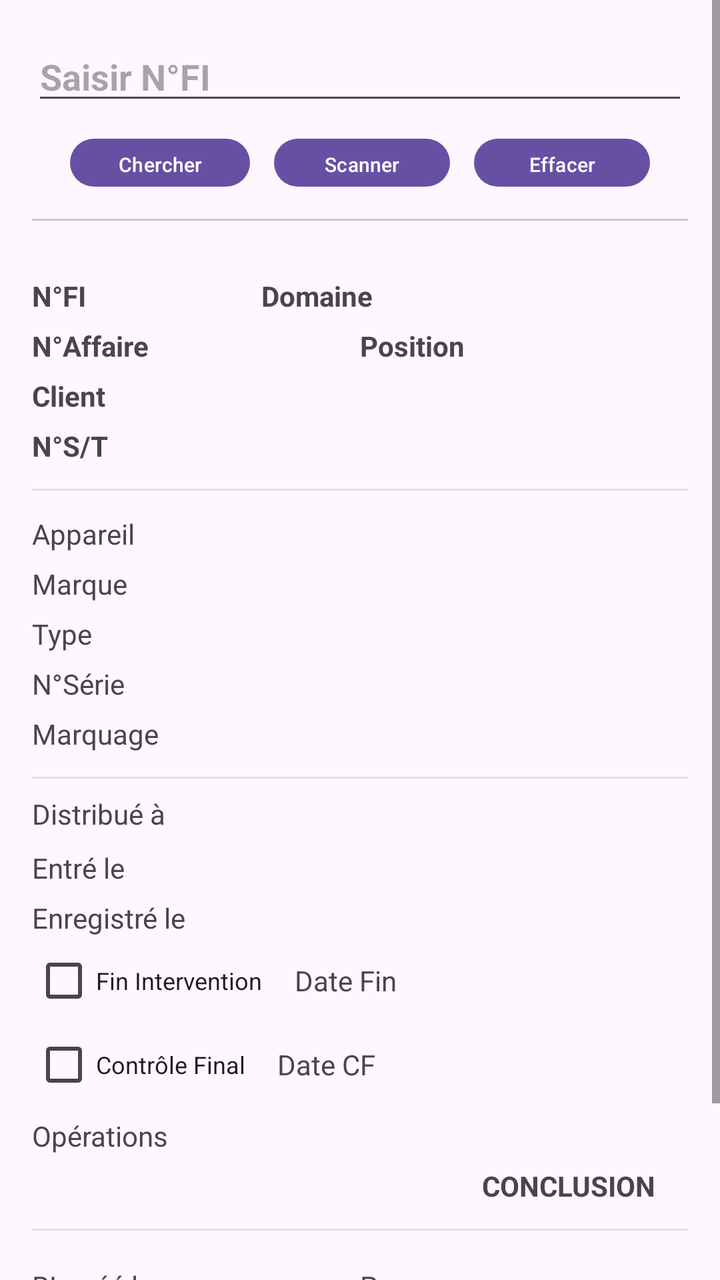
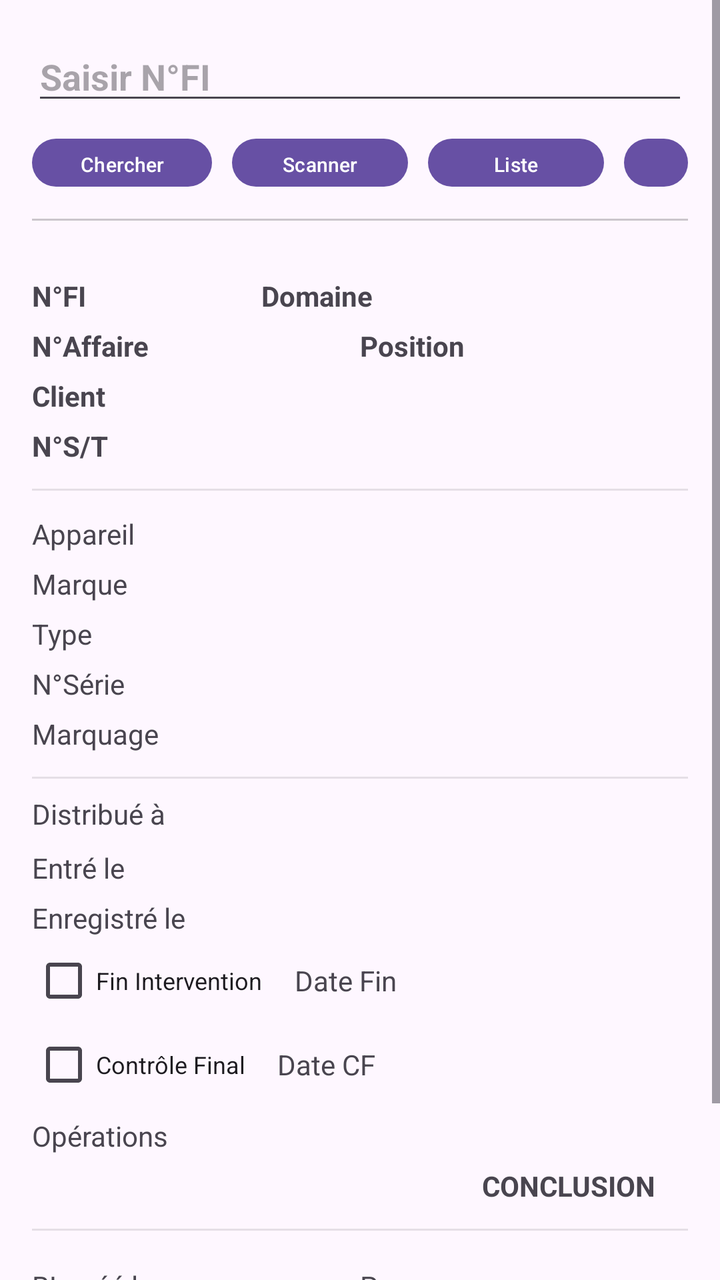

An Android layout rendered at two revisions. The XML below is the earlier revision; the diff shows what the commit changed to produce the second picture.
<!-- AndroidManifest.xml: application theme Theme.QrLookup -->
<!-- res/layout/activity_main.xml -->
<?xml version="1.0" encoding="utf-8"?>
<ScrollView xmlns:android="http://schemas.android.com/apk/res/android"
    xmlns:app="http://schemas.android.com/apk/res-auto"
    android:layout_width="match_parent"
    android:layout_height="match_parent">

    <LinearLayout
        android:layout_width="match_parent"
        android:layout_height="wrap_content"
        android:orientation="vertical"
        android:padding="16dp">

        
        <EditText
            android:id="@+id/etSearch"
            android:layout_width="match_parent"
            android:layout_height="wrap_content"
            android:layout_marginBottom="0dp"
            android:hint="Saisir N°FI"
            android:inputType="text|textCapCharacters"
            android:maxLength="8"
            android:textStyle="bold" />

        <LinearLayout
            android:layout_width="match_parent"
            android:layout_height="wrap_content"
            android:layout_marginTop="12dp"
            android:gravity="center"
            android:orientation="horizontal">

            <Button
                android:id="@+id/btnSearch"
                android:layout_width="wrap_content"
                android:layout_height="24dp"
                android:insetTop="0dp"
                android:insetBottom="0dp"
                android:text="Chercher"
                android:textSize="10sp" />

            <Space
                android:layout_width="12dp"
                android:layout_height="0dp" />

            <Button
                android:id="@+id/btnScanFi"
                android:layout_width="wrap_content"
                android:layout_height="24dp"
                android:insetTop="0dp"
                android:insetBottom="0dp"
                android:text="Scanner"
                android:textSize="10dp"
                app:iconPadding="0dp" />

            <Space
                android:layout_width="12dp"
                android:layout_height="0dp" />

            <Button
                android:id="@+id/btnInit"
                android:layout_width="wrap_content"
                android:layout_height="24dp"
                android:insetTop="0dp"
                android:insetBottom="0dp"
                android:text="Effacer"
                android:textSize="10dp" />

        </LinearLayout>

        <View
            android:layout_width="match_parent"
            android:layout_height="1dp"
            android:layout_marginTop="16dp"
            android:background="#33000000" />

    <LinearLayout
        android:layout_width="match_parent"
        android:layout_height="wrap_content"
        android:layout_marginTop="6dp"
        android:orientation="horizontal">

        <TextView
            android:id="@+id/tvLblEmp"
            android:layout_width="wrap_content"
            android:layout_height="wrap_content"
            android:layout_marginTop="10dp"
            android:text="A12"
            android:padding="12dp"
            android:visibility="gone"
            android:background="@drawable/bg_button_like"
            android:textColor="@android:color/white"/>

        <TextView
            android:id="@+id/tvQrCode"
            android:layout_width="wrap_content"
            android:layout_height="wrap_content"
            android:layout_marginTop="10dp"
            android:text="OR-"
            android:padding="12dp"
            android:clickable="true"
            android:focusable="true"
            android:visibility="gone"/>

    </LinearLayout>

        

        <LinearLayout
            android:layout_width="match_parent"
            android:layout_height="wrap_content"
            android:layout_marginTop="6dp"
            android:orientation="horizontal">

            <TextView
                android:id="@+id/tvNumFI"
                android:layout_width="0dp"
                android:layout_height="wrap_content"
                android:layout_weight="0.7"
                android:layout_marginTop="16dp"
                android:text="N°FI"
                android:textStyle="bold" />

            <TextView
                android:id="@+id/tvDomaine"
                android:layout_width="0dp"
                android:layout_height="wrap_content"
                android:layout_weight="1.3"
                android:layout_marginTop="16dp"
                android:text="Domaine"
                android:textStyle="bold" />
        </LinearLayout>

        <LinearLayout
            android:layout_width="match_parent"
            android:layout_height="wrap_content"
            android:layout_marginTop="6dp"
            android:orientation="horizontal">

            <TextView
                android:id="@+id/tvNumAff"
                android:layout_width="0dp"
                android:layout_height="wrap_content"
                android:layout_weight="1"
                android:text="N°Affaire"
                android:textStyle="bold" />

            <TextView
                android:id="@+id/tvPosit"
                android:layout_width="0dp"
                android:layout_height="wrap_content"
                android:layout_weight="1"
                android:text="Position"
                android:textStyle="bold" />
        </LinearLayout>

        <TextView
            android:id="@+id/tvClient"
            android:layout_width="match_parent"
            android:layout_height="wrap_content"
            android:layout_marginTop="6dp"
            android:clickable="true"
            android:focusable="true"
            android:text="Client"
            android:textStyle="bold" />

        <TextView
            android:id="@+id/tvST"
            android:layout_width="match_parent"
            android:layout_height="wrap_content"
            android:layout_marginTop="6dp"
            android:clickable="true"
            android:focusable="true"
            android:text="N°S/T"
            android:textStyle="bold" />

        <View
            android:layout_width="match_parent"
            android:layout_height="1dp"
            android:layout_marginTop="12dp"
            android:background="#19000000" />

        
        <TextView
            android:id="@+id/tvAppareil"
            android:layout_width="match_parent"
            android:layout_height="wrap_content"
            android:layout_marginTop="12dp"
            android:text="Appareil" />

        <TextView
            android:id="@+id/tvMarque"
            android:layout_width="match_parent"
            android:layout_height="wrap_content"
            android:layout_marginTop="6dp"
            android:text="Marque" />

        <TextView
            android:id="@+id/tvType"
            android:layout_width="match_parent"
            android:layout_height="wrap_content"
            android:layout_marginTop="6dp"
            android:text="Type" />

        <TextView
            android:id="@+id/tvSerie"
            android:layout_width="match_parent"
            android:layout_height="wrap_content"
            android:layout_marginTop="6dp"
            android:text="N°Série" />

        <TextView
            android:id="@+id/tvMarquage"
            android:layout_width="match_parent"
            android:layout_height="wrap_content"
            android:layout_marginTop="6dp"
            android:text="Marquage" />

        <View
            android:layout_width="match_parent"
            android:layout_height="1dp"
            android:layout_marginTop="12dp"
            android:background="#19000000" />

        
        <TextView
            android:id="@+id/tvDistrib"
            android:layout_width="match_parent"
            android:layout_height="wrap_content"
            android:layout_marginTop="8dp"
            android:text="Distribué à" />
        <TextView
            android:id="@+id/tvDateEntre"
            android:layout_width="match_parent"
            android:layout_height="wrap_content"
            android:layout_marginTop="8dp"
            android:text="Entré le" />

        <TextView
            android:id="@+id/tvDateEnreg"
            android:layout_width="match_parent"
            android:layout_height="wrap_content"
            android:layout_marginTop="6dp"
            android:text="Enregistré le" />

        <LinearLayout
            android:layout_width="match_parent"
            android:layout_height="wrap_content"
            android:layout_marginTop="6dp"
            android:gravity="center_vertical"
            android:orientation="horizontal">

            <CheckBox
                android:id="@+id/chkFinterv"
                style="@style/CompactCheckBox"
                android:layout_width="wrap_content"
                android:layout_height="wrap_content"
                android:clickable="false"
                android:text="Fin Intervention" />

            <Space
                android:layout_width="16dp"
                android:layout_height="0dp" />

            <TextView
                android:id="@+id/tvDateFin"
                android:layout_width="wrap_content"
                android:layout_height="wrap_content"
                android:text="Date Fin" />
        </LinearLayout>

        <LinearLayout
            android:layout_width="match_parent"
            android:layout_height="wrap_content"
            android:layout_marginTop="10dp"
            android:gravity="center_vertical"
            android:orientation="horizontal">

            <CheckBox
                android:id="@+id/chkCF"
                style="@style/CompactCheckBox"
                android:layout_width="wrap_content"
                android:layout_height="wrap_content"
                android:clickable="false"
                android:text="Contrôle Final" />

            <Space
                android:layout_width="16dp"
                android:layout_height="0dp" />

            <TextView
                android:id="@+id/tvDateCF"
                android:layout_width="wrap_content"
                android:layout_height="wrap_content"
                android:text="Date CF" />
        </LinearLayout>

        <TextView
            android:id="@+id/tvOpReal"
            android:layout_width="239dp"
            android:layout_height="wrap_content"
            android:layout_marginTop="10dp"
            android:text="Opérations" />

        
        <LinearLayout
            android:layout_width="match_parent"
            android:layout_height="wrap_content"
            android:layout_marginTop="6dp"
            android:gravity="center_vertical"
            android:orientation="horizontal">

            
            <LinearLayout
                android:id="@+id/docsContainer"
                android:layout_width="0dp"
                android:layout_height="wrap_content"
                android:layout_marginEnd="8dp"
                android:layout_weight="1"
                android:gravity="left"
                android:orientation="horizontal" />

            <TextView
                android:id="@+id/tvConclusion"
                android:layout_width="wrap_content"
                android:layout_height="wrap_content"
                android:paddingLeft="16dp"
                android:paddingRight="16dp"
                android:text="CONCLUSION"
                android:textStyle="bold" />
        </LinearLayout>

        <View
            android:layout_width="match_parent"
            android:layout_height="1dp"
            android:layout_marginTop="12dp"
            android:background="#19000000" />

        
        <LinearLayout
            android:layout_width="match_parent"
            android:layout_height="wrap_content"
            android:layout_marginTop="12dp"
            android:orientation="horizontal">

            <LinearLayout
                android:id="@+id/BLContainer"
                android:layout_width="0dp"
                android:layout_height="wrap_content"
                android:layout_marginEnd="8dp"
                android:layout_weight="1"
                android:gravity="left"
                android:orientation="horizontal" />
            
            
            
            
            
            
            
            

            
            
            
            
            
            
            
            
        </LinearLayout>

        <LinearLayout
            android:layout_width="match_parent"
            android:layout_height="wrap_content"
            android:layout_marginTop="6dp"
            android:orientation="horizontal">

            <TextView
                android:id="@+id/tvDateCrea"
                android:layout_width="0dp"
                android:layout_height="wrap_content"
                android:layout_weight="1"
                android:ellipsize="end"
                android:maxLines="1"
                android:text="BL créé le" />

            <TextView
                android:id="@+id/tvPar"
                android:layout_width="0dp"
                android:layout_height="wrap_content"
                android:layout_weight="1"
                android:ellipsize="end"
                android:maxLines="1"
                android:text="Par" />
        </LinearLayout>

        <LinearLayout
            android:layout_width="match_parent"
            android:layout_height="wrap_content"
            android:layout_marginTop="6dp"
            android:orientation="horizontal">

            <TextView
                android:id="@+id/tvNumFact"
                android:layout_width="0dp"
                android:layout_height="wrap_content"
                android:layout_weight="1"
                android:ellipsize="end"
                android:maxLines="1"
                android:text="N°Fact." />

            <TextView
                android:id="@+id/tvDateFact"
                android:layout_width="0dp"
                android:layout_height="wrap_content"
                android:layout_weight="1"
                android:ellipsize="end"
                android:maxLines="1"
                android:text="Date Facture" />
        </LinearLayout>

        <View
            android:layout_width="match_parent"
            android:layout_height="1dp"
            android:layout_marginTop="12dp"
            android:background="#19000000" />

        
        <LinearLayout
            android:layout_width="match_parent"
            android:layout_height="wrap_content"
            android:layout_marginTop="12dp"
            android:gravity="center_vertical"
            android:orientation="horizontal">










            <TextView
                android:id="@+id/tvResult"
                android:layout_width="wrap_content"
                android:layout_height="wrap_content"
                android:background="#006400"
                android:paddingLeft="10dp"
                android:paddingRight="10dp"
                android:text=""
                android:textColor="#FFFFFF"
                android:textStyle="bold"
                android:visibility="gone" />
        </LinearLayout>

        <Space
            android:layout_width="match_parent"
            android:layout_height="24dp" />
    </LinearLayout>
</ScrollView>
<!-- resources referenced by this layout -->
<resources>
  <!-- drawable bg_button_like (drawable) -->
  <?xml version="1.0" encoding="utf-8"?>
  <shape xmlns:android="http://schemas.android.com/apk/res/android" android:shape="rectangle">
      <solid android:color="@color/BtnEmp"/>
      <corners android:radius="12dp"/>
      <padding
          android:left="12dp"
          android:top="8dp"
          android:right="12dp"
          android:bottom="8dp" />
  </shape>
  <style name="CompactCheckBox" parent="Widget.AppCompat.CompoundButton.CheckBox">
          <item name="android:minHeight">12dp</item>
          <item name="android:paddingTop">0dp</item>
          <item name="android:paddingBottom">0dp</item>
          <item name="android:textSize">12sp</item>
      </style>
  <style name="Theme.QrLookup" parent="Base.Theme.QrLookup" />
  <color name="BtnEmp">#347C8A</color>
  <style name="Base.Theme.QrLookup" parent="Theme.Material3.DayNight.NoActionBar">
          
          
      </style>
</resources>

<!-- the commit's change to res/layout/activity_main.xml (unified diff, before → after) -->
@@ -38,7 +38,7 @@
                 android:textSize="10sp" />
 
             <Space
-                android:layout_width="12dp"
+                android:layout_width="10dp"
                 android:layout_height="0dp" />
 
             <Button
@@ -52,7 +52,20 @@
                 app:iconPadding="0dp" />
 
             <Space
-                android:layout_width="12dp"
+                android:layout_width="10dp"
+                android:layout_height="0dp" />
+
+            <Button
+                android:id="@+id/btnListeQR"
+                android:layout_width="wrap_content"
+                android:layout_height="24dp"
+                android:insetTop="0dp"
+                android:insetBottom="0dp"
+                android:text="Liste"
+                android:textSize="10dp" />
+
+            <Space
+                android:layout_width="10dp"
                 android:layout_height="0dp" />
 
             <Button
@@ -72,35 +85,35 @@
             android:layout_marginTop="16dp"
             android:background="#33000000" />
 
-    <LinearLayout
-        android:layout_width="match_parent"
-        android:layout_height="wrap_content"
-        android:layout_marginTop="6dp"
-        android:orientation="horizontal">
-
-        <TextView
-            android:id="@+id/tvLblEmp"
-            android:layout_width="wrap_content"
-            android:layout_height="wrap_content"
-            android:layout_marginTop="10dp"
-            android:text="A12"
-            android:padding="12dp"
-            android:visibility="gone"
-            android:background="@drawable/bg_button_like"
-            android:textColor="@android:color/white"/>
-
-        <TextView
-            android:id="@+id/tvQrCode"
-            android:layout_width="wrap_content"
-            android:layout_height="wrap_content"
-            android:layout_marginTop="10dp"
-            android:text="OR-"
-            android:padding="12dp"
-            android:clickable="true"
-            android:focusable="true"
-            android:visibility="gone"/>
-
-    </LinearLayout>
+        <LinearLayout
+            android:layout_width="match_parent"
+            android:layout_height="wrap_content"
+            android:layout_marginTop="6dp"
+            android:orientation="horizontal">
+
+            <TextView
+                android:id="@+id/tvLblEmp"
+                android:layout_width="wrap_content"
+                android:layout_height="wrap_content"
+                android:layout_marginTop="10dp"
+                android:background="@drawable/bg_button_like"
+                android:padding="12dp"
+                android:text="A12"
+                android:textColor="@android:color/white"
+                android:visibility="gone" />
+
+            <TextView
+                android:id="@+id/tvQrCode"
+                android:layout_width="wrap_content"
+                android:layout_height="wrap_content"
+                android:layout_marginTop="10dp"
+                android:clickable="true"
+                android:focusable="true"
+                android:padding="12dp"
+                android:text="OR-"
+                android:visibility="gone" />
+
+        </LinearLayout>
 
         
 
@@ -114,8 +127,8 @@
                 android:id="@+id/tvNumFI"
                 android:layout_width="0dp"
                 android:layout_height="wrap_content"
+                android:layout_marginTop="16dp"
                 android:layout_weight="0.7"
-                android:layout_marginTop="16dp"
                 android:text="N°FI"
                 android:textStyle="bold" />
 
@@ -123,8 +136,8 @@
                 android:id="@+id/tvDomaine"
                 android:layout_width="0dp"
                 android:layout_height="wrap_content"
+                android:layout_marginTop="16dp"
                 android:layout_weight="1.3"
-                android:layout_marginTop="16dp"
                 android:text="Domaine"
                 android:textStyle="bold" />
         </LinearLayout>
@@ -227,6 +240,7 @@
             android:layout_height="wrap_content"
             android:layout_marginTop="8dp"
             android:text="Distribué à" />
+
         <TextView
             android:id="@+id/tvDateEntre"
             android:layout_width="match_parent"
@@ -432,14 +446,14 @@
             android:gravity="center_vertical"
             android:orientation="horizontal">
 
-
-
-
-
-
-
-
-
+            
+            
+            
+            
+            
+            
+            
+            
 
             <TextView
                 android:id="@+id/tvResult"
